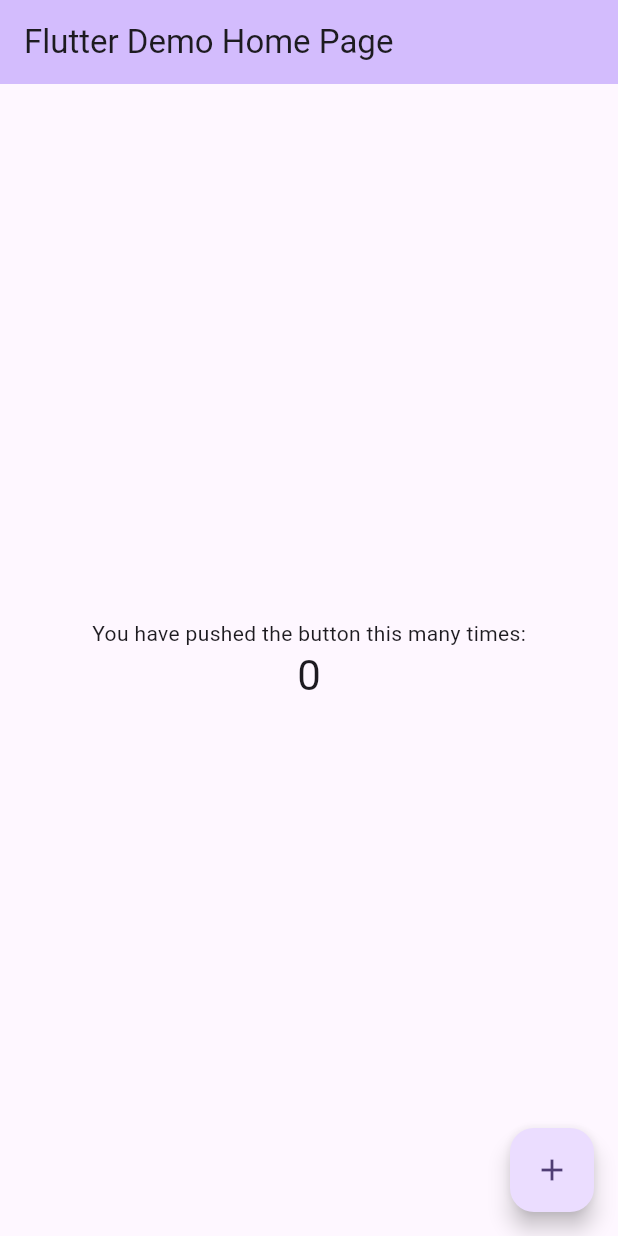
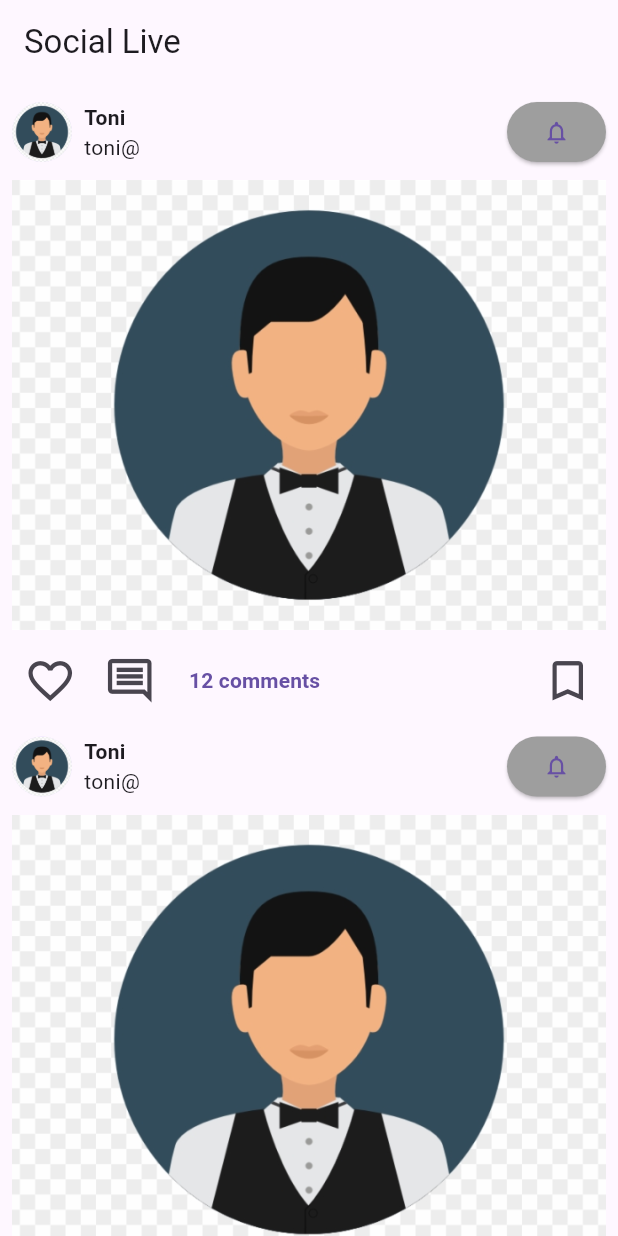
Before and after one commit to FarisHollow/snap-N-share, a Flutter app: the screen it shows after launch, on a phone screen of 412 x 824 dp. Run offline on Flutter 3.47's test engine with Material 3 defaults, Android fonts, the phone set to English and light mode, and no system bars.

Commit message:
post item ,comment list ui ,bottomsheet has been added

```diff
--- /dev/null
+++ b/lib/application/app.dart
@@ -0,0 +1,18 @@
+import 'package:flutter/material.dart';
+import 'package:snap_n_share/homepage/ui/homepage.dart';
+
+class SocialLive extends StatefulWidget {
+  const SocialLive({super.key});
+
+  @override
+  State<SocialLive> createState() => _SocialLiveState();
+}
+
+class _SocialLiveState extends State<SocialLive> {
+  @override
+  Widget build(BuildContext context) {
+    return MaterialApp(
+      home: HomePage(),
+    );
+  }
+}
--- /dev/null
+++ b/lib/homepage/postItem/data/postItemList.dart
@@ -0,0 +1,35 @@
+
+import 'package:flutter/material.dart';
+import 'package:snap_n_share/homepage/postItem/ui/postitem.dart';
+
+class Postitemlist extends StatelessWidget {
+  const Postitemlist({
+    super.key,
+  });
+
+  @override
+  Widget build(BuildContext context) {
+    return Column(
+      children: [
+        PostItem(
+          username: 'Toni',
+          userId: 'toni@',
+          imagePath: 'assets/images/img.png',
+          commentCount: 12,
+        ),
+        PostItem(
+          username: 'Toni',
+          userId: 'toni@',
+          imagePath: 'assets/images/img.png',
+          commentCount: 12,
+        ),
+        PostItem(
+          username: 'Toni',
+          userId: 'toni@',
+          imagePath: 'assets/images/img.png',
+          commentCount: 12,
+        ),
+      ],
+    );
+  }
+}
--- /dev/null
+++ b/lib/homepage/postItem/ui/postitem.dart
@@ -0,0 +1,108 @@
+import 'package:flutter/material.dart';
+import 'package:snap_n_share/comments/ui/bottomsheet.dart';
+
+class PostItem extends StatelessWidget {
+  final String username;
+  final String userId;
+  final String imagePath;
+   final int commentCount;
+
+  const PostItem({
+    Key? key,
+    required this.username,
+    required this.userId,
+    required this.imagePath,
+     required this.commentCount,
+  }) : super(key: key);
+
+  @override
+  Widget build(BuildContext context) {
+    return Column(
+      children: [
+        Row(
+          children: [
+            const CircleAvatar(
+              radius: 20.0,
+              backgroundImage: AssetImage('assets/images/img.png'),
+            ),
+            const SizedBox(width: 8.0),
+            Column(
+              crossAxisAlignment: CrossAxisAlignment.start,
+              children: [
+                Text(
+                  username,
+                  style: const TextStyle(
+                    fontWeight: FontWeight.bold,
+                  ),
+                ),
+                Text(userId),
+              ],
+            ),
+            const Spacer(),
+            ElevatedButton(
+              onPressed: () {
+                // Add your notification button logic here
+              },
+              style: ElevatedButton.styleFrom(
+                backgroundColor: Colors.grey,
+              ),
+              child: const Icon(Icons.notifications_outlined),
+            )
+          ],
+        ),
+        const SizedBox(height: 8.0),
+        // Post Image/Video
+        Image.asset(
+          imagePath,
+          fit: BoxFit.cover,
+          height: 300.0,
+        ),
+        const SizedBox(height: 8.0),
+        // Like and Comment Buttons
+        Row(
+          children: [
+            IconButton(
+              onPressed: () {
+                // Add your favorite button logic here
+              },
+              icon: const Icon(Icons.favorite_outline, size: 35),
+            ),
+            const SizedBox(width: 2.0),
+            IconButton(
+              onPressed: () {
+                // Add your favorite button logic here
+                showCommentBottomSheet(context);
+              },
+              icon: const Icon(Icons.comment_outlined, size: 35),
+            ),
+            const SizedBox(width: 2.0),
+            TextButton(
+              onPressed: () {
+                // Add your text button logic here
+                showCommentBottomSheet(context);
+              },
+              child: Text(
+                '$commentCount comments',
+
+                style: const TextStyle(
+                  fontWeight: FontWeight.bold,
+                ),
+              ),
+            ),
+            const Spacer(),
+            IconButton(
+              onPressed: () {
+                // Add your favorite button logic here
+              },
+              icon: const Icon(
+                Icons.bookmark_border_outlined,
+                size: 35,
+              ),
+            ),
+          ],
+        ),
+        const SizedBox(height: 8.0),
+      ],
+    );
+  }
+}
--- /dev/null
+++ b/lib/homepage/ui/homepage.dart
@@ -0,0 +1,23 @@
+import 'package:flutter/material.dart';
+import 'package:snap_n_share/homepage/postItem/data/postItemList.dart';
+class HomePage extends StatefulWidget {
+  const HomePage({super.key});
+  @override
+  State<HomePage> createState() => _HomePageState();
+}
+class _HomePageState extends State<HomePage> {
+  @override
+  Widget build(BuildContext context) {
+    return Scaffold(
+      appBar: AppBar(
+        title: const Text("Social Live"),
+      ),
+      body: const SingleChildScrollView(
+        child: Padding(
+          padding: EdgeInsets.all(8.0),
+          child: Postitemlist(),
+        ),
+      ),
+    );
+  }
+}
--- a/lib/main.dart
+++ b/lib/main.dart
@@ -1,125 +1,6 @@
 import 'package:flutter/material.dart';
+import 'package:snap_n_share/application/app.dart';
 
 void main() {
-  runApp(const MyApp());
+  runApp(const SocialLive());
 }
-
-class MyApp extends StatelessWidget {
-  const MyApp({super.key});
-
-  // This widget is the root of your application.
-  @override
-  Widget build(BuildContext context) {
-    return MaterialApp(
-      title: 'Flutter Demo',
-      theme: ThemeData(
-        // This is the theme of your application.
-        //
-        // TRY THIS: Try running your application with "flutter run". You'll see
-        // the application has a blue toolbar. Then, without quitting the app,
-        // try changing the seedColor in the colorScheme below to Colors.green
-        // and then invoke "hot reload" (save your changes or press the "hot
-        // reload" button in a Flutter-supported IDE, or press "r" if you used
-        // the command line to start the app).
-        //
-        // Notice that the counter didn't reset back to zero; the application
-        // state is not lost during the reload. To reset the state, use hot
-        // restart instead.
-        //
-        // This works for code too, not just values: Most code changes can be
-        // tested with just a hot reload.
-        colorScheme: ColorScheme.fromSeed(seedColor: Colors.deepPurple),
-        useMaterial3: true,
-      ),
-      home: const MyHomePage(title: 'Flutter Demo Home Page'),
-    );
-  }
-}
-
-class MyHomePage extends StatefulWidget {
-  const MyHomePage({super.key, required this.title});
-
-  // This widget is the home page of your application. It is stateful, meaning
-  // that it has a State object (defined below) that contains fields that affect
-  // how it looks.
-
-  // This class is the configuration for the state. It holds the values (in this
-  // case the title) provided by the parent (in this case the App widget) and
-  // used by the build method of the State. Fields in a Widget subclass are
-  // always marked "final".
-
-  final String title;
-
-  @override
-  State<MyHomePage> createState() => _MyHomePageState();
-}
-
-class _MyHomePageState extends State<MyHomePage> {
-  int _counter = 0;
-
-  void _incrementCounter() {
-    setState(() {
-      // This call to setState tells the Flutter framework that something has
-      // changed in this State, which causes it to rerun the build method below
-      // so that the display can reflect the updated values. If we changed
-      // _counter without calling setState(), then the build method would not be
-      // called again, and so nothing would appear to happen.
-      _counter++;
-    });
-  }
-
-  @override
-  Widget build(BuildContext context) {
-    // This method is rerun every time setState is called, for instance as done
-    // by the _incrementCounter method above.
-    //
-    // The Flutter framework has been optimized to make rerunning build methods
-    // fast, so that you can just rebuild anything that needs updating rather
-    // than having to individually change instances of widgets.
-    return Scaffold(
-      appBar: AppBar(
-        // TRY THIS: Try changing the color here to a specific color (to
-        // Colors.amber, perhaps?) and trigger a hot reload to see the AppBar
-        // change color while the other colors stay the same.
-        backgroundColor: Theme.of(context).colorScheme.inversePrimary,
-        // Here we take the value from the MyHomePage object that was created by
-        // the App.build method, and use it to set our appbar title.
-        title: Text(widget.title),
-      ),
-      body: Center(
-        // Center is a layout widget. It takes a single child and positions it
-        // in the middle of the parent.
-        child: Column(
-          // Column is also a layout widget. It takes a list of children and
-          // arranges them vertically. By default, it sizes itself to fit its
-          // children horizontally, and tries to be as tall as its parent.
-          //
-          // Column has various properties to control how it sizes itself and
-          // how it positions its children. Here we use mainAxisAlignment to
-          // center the children vertically; the main axis here is the vertical
-          // axis because Columns are vertical (the cross axis would be
-          // horizontal).
-          //
-          // TRY THIS: Invoke "debug painting" (choose the "Toggle Debug Paint"
-          // action in the IDE, or press "p" in the console), to see the
-          // wireframe for each widget.
-          mainAxisAlignment: MainAxisAlignment.center,
-          children: <Widget>[
-            const Text(
-              'You have pushed the button this many times:',
-            ),
-            Text(
-              '$_counter',
-              style: Theme.of(context).textTheme.headlineMedium,
-            ),
-          ],
-        ),
-      ),
-      floatingActionButton: FloatingActionButton(
-        onPressed: _incrementCounter,
-        tooltip: 'Increment',
-        child: const Icon(Icons.add),
-      ), // This trailing comma makes auto-formatting nicer for build methods.
-    );
-  }
-}
--- a/pubspec.yaml
+++ b/pubspec.yaml
@@ -59,9 +59,9 @@ flutter:
   uses-material-design: true
 
   # To add assets to your application, add an assets section, like this:
-  # assets:
-  #   - images/a_dot_burr.jpeg
-  #   - images/a_dot_ham.jpeg
+  assets:
+    - assets/images/
+
 
   # An image asset can refer to one or more resolution-specific "variants", see
   # https://flutter.dev/assets-and-images/#resolution-aware
```
Also changed, not shown: lib/comments/data/commentlist.dart (added, +33 -0 lines), lib/comments/ui/bottomsheet.dart (added, +134 -0 lines), lib/comments/ui/commentsListUi.dart (added, +102 -0 lines), lib/util.dart (added, +11 -0 lines), assets/images/img.png (added), pubspec.lock, 1 other file.
